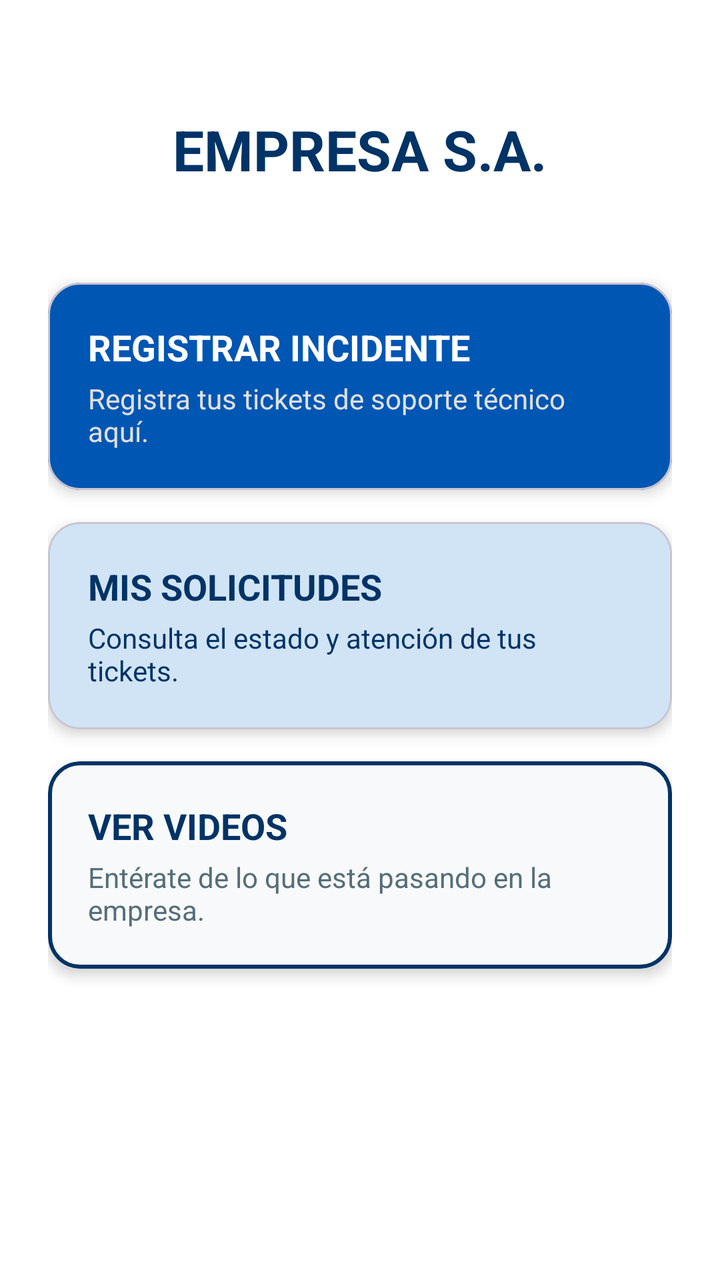
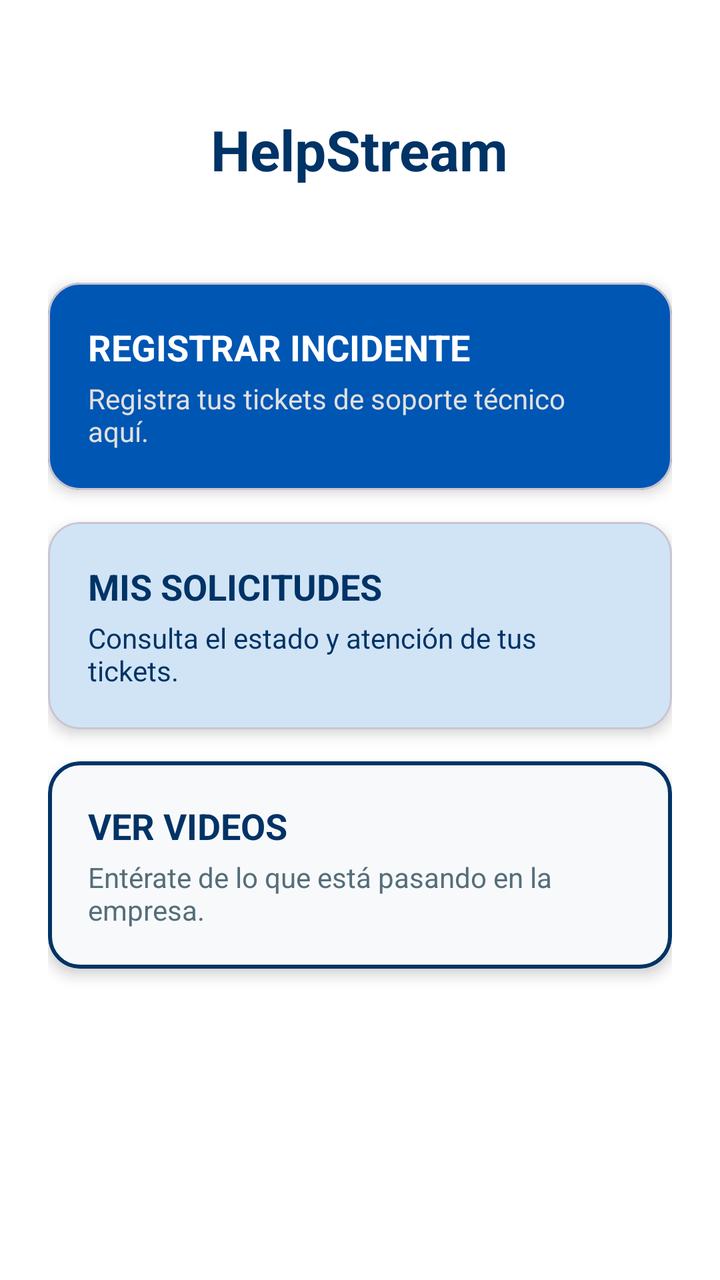

The first picture is an Android layout as it rendered before a commit; the second is the same layout after the commit. The layout source and the unified diff follow.
<!-- AndroidManifest.xml: application theme Theme.HelpStream_Mobile -->
<!-- res/layout/activity_home.xml -->
<?xml version="1.0" encoding="utf-8"?>
<ScrollView xmlns:android="http://schemas.android.com/apk/res/android"
    xmlns:app="http://schemas.android.com/apk/res-auto"
    android:layout_width="match_parent"
    android:layout_height="match_parent"
    android:background="#FFFFFF"
    android:fillViewport="true">

    <LinearLayout
        android:layout_width="match_parent"
        android:layout_height="wrap_content"
        android:gravity="center_horizontal"
        android:orientation="vertical"
        android:padding="24dp">

        
        <TextView
            android:layout_width="wrap_content"
            android:layout_height="wrap_content"
            android:layout_marginTop="32dp"
            android:layout_marginBottom="48dp"
            android:text="EMPRESA S.A."
            android:textColor="#003366"
            android:textSize="28sp"
            android:textStyle="bold" />

        
        <com.google.android.material.card.MaterialCardView
            android:id="@+id/cardRegistrar"
            android:layout_width="match_parent"
            android:layout_height="wrap_content"
            android:layout_marginBottom="16dp"
            app:cardBackgroundColor="#0056b3"
            app:cardCornerRadius="16dp"
            app:cardElevation="4dp">

            <LinearLayout
                android:layout_width="match_parent"
                android:layout_height="wrap_content"
                android:orientation="vertical"
                android:padding="20dp">

                <TextView
                    android:layout_width="wrap_content"
                    android:layout_height="wrap_content"
                    android:text="REGISTRAR INCIDENTE"
                    android:textColor="#FFFFFF"
                    android:textSize="18sp"
                    android:textStyle="bold" />

                <TextView
                    android:layout_width="wrap_content"
                    android:layout_height="wrap_content"
                    android:layout_marginTop="4dp"
                    android:text="Registra tus tickets de soporte técnico aquí."
                    android:textColor="#E0E0E0"
                    android:textSize="14sp" />
            </LinearLayout>
        </com.google.android.material.card.MaterialCardView>

        
        <com.google.android.material.card.MaterialCardView
            android:id="@+id/cardMisSolicitudes"
            android:layout_width="match_parent"
            android:layout_height="wrap_content"
            android:layout_marginBottom="16dp"
            app:cardBackgroundColor="#D0E4F5"
            app:cardCornerRadius="16dp"
            app:cardElevation="4dp">

            <LinearLayout
                android:layout_width="match_parent"
                android:layout_height="wrap_content"
                android:orientation="vertical"
                android:padding="20dp">

                <TextView
                    android:layout_width="wrap_content"
                    android:layout_height="wrap_content"
                    android:text="MIS SOLICITUDES"
                    android:textColor="#003366"
                    android:textSize="18sp"
                    android:textStyle="bold" />

                <TextView
                    android:layout_width="wrap_content"
                    android:layout_height="wrap_content"
                    android:layout_marginTop="4dp"
                    android:text="Consulta el estado y atención de tus tickets."
                    android:textColor="#003366"
                    android:textSize="14sp" />
            </LinearLayout>
        </com.google.android.material.card.MaterialCardView>

        
        <com.google.android.material.card.MaterialCardView
            android:id="@+id/cardVerVideos"
            android:layout_width="match_parent"
            android:layout_height="wrap_content"
            android:layout_marginBottom="16dp"
            app:cardBackgroundColor="#F8F9FA"
            app:cardCornerRadius="16dp"
            app:cardElevation="4dp"
            app:strokeColor="#003366"
            app:strokeWidth="2dp">

            <LinearLayout
                android:layout_width="match_parent"
                android:layout_height="wrap_content"
                android:orientation="vertical"
                android:padding="20dp">

                <TextView
                    android:layout_width="wrap_content"
                    android:layout_height="wrap_content"
                    android:text="VER VIDEOS"
                    android:textColor="#003366"
                    android:textSize="18sp"
                    android:textStyle="bold" />

                <TextView
                    android:layout_width="wrap_content"
                    android:layout_height="wrap_content"
                    android:layout_marginTop="4dp"
                    android:text="Entérate de lo que está pasando en la empresa."
                    android:textColor="#546E7A"
                    android:textSize="14sp" />
            </LinearLayout>
        </com.google.android.material.card.MaterialCardView>

    </LinearLayout>
</ScrollView>
<!-- resources referenced by this layout -->
<resources>
  <style name="Theme.HelpStream_Mobile" parent="Base.Theme.HelpStream_Mobile" />
  <style name="Base.Theme.HelpStream_Mobile" parent="Theme.Material3.DayNight.NoActionBar">
          
          
      </style>
</resources>

<!-- the commit's change to res/layout/activity_home.xml (unified diff, before → after) -->
@@ -19,7 +19,7 @@
             android:layout_height="wrap_content"
             android:layout_marginTop="32dp"
             android:layout_marginBottom="48dp"
-            android:text="EMPRESA S.A."
+            android:text="HelpStream"
             android:textColor="#003366"
             android:textSize="28sp"
             android:textStyle="bold" />
